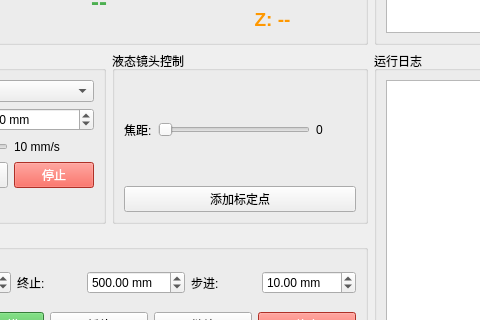
Beyondgan/AutoFocusSystem, file mainwindow.ui: the form before one commit; both pictures show x 179 to 659 and y 316 to 636 of the 1100 by 750 pixel window.
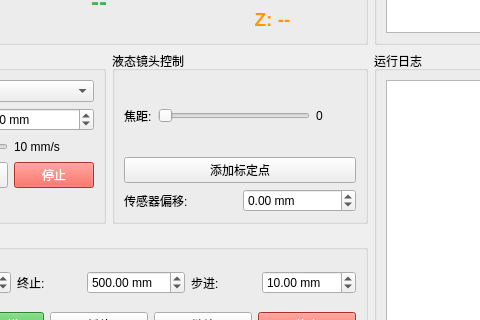
The form after the commit.

What changed in the file:
```diff
--- a/mainwindow.ui
+++ b/mainwindow.ui
@@ -518,6 +518,33 @@
              </property>
             </widget>
            </item>
+           <item>
+            <layout class="QHBoxLayout" name="lensOffsetHLayout">
+             <item>
+              <widget class="QLabel" name="label_offset">
+               <property name="text">
+                <string>传感器偏移:</string>
+               </property>
+              </widget>
+             </item>
+             <item>
+              <widget class="QDoubleSpinBox" name="lensOffsetSpin">
+               <property name="suffix">
+                <string> mm</string>
+               </property>
+               <property name="decimals">
+                <number>2</number>
+               </property>
+               <property name="minimum">
+                <double>-999.000000000000000</double>
+               </property>
+               <property name="maximum">
+                <double>999.000000000000000</double>
+               </property>
+              </widget>
+             </item>
+            </layout>
+           </item>
           </layout>
          </widget>
         </item>
```
